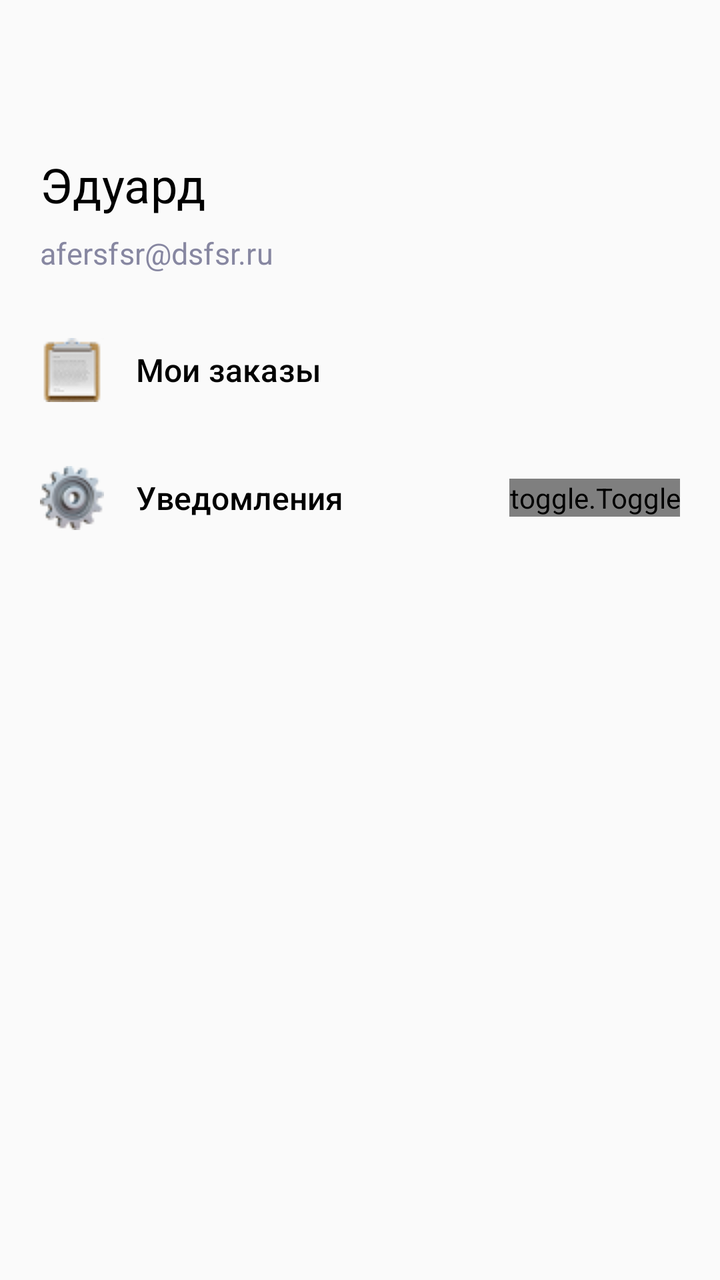
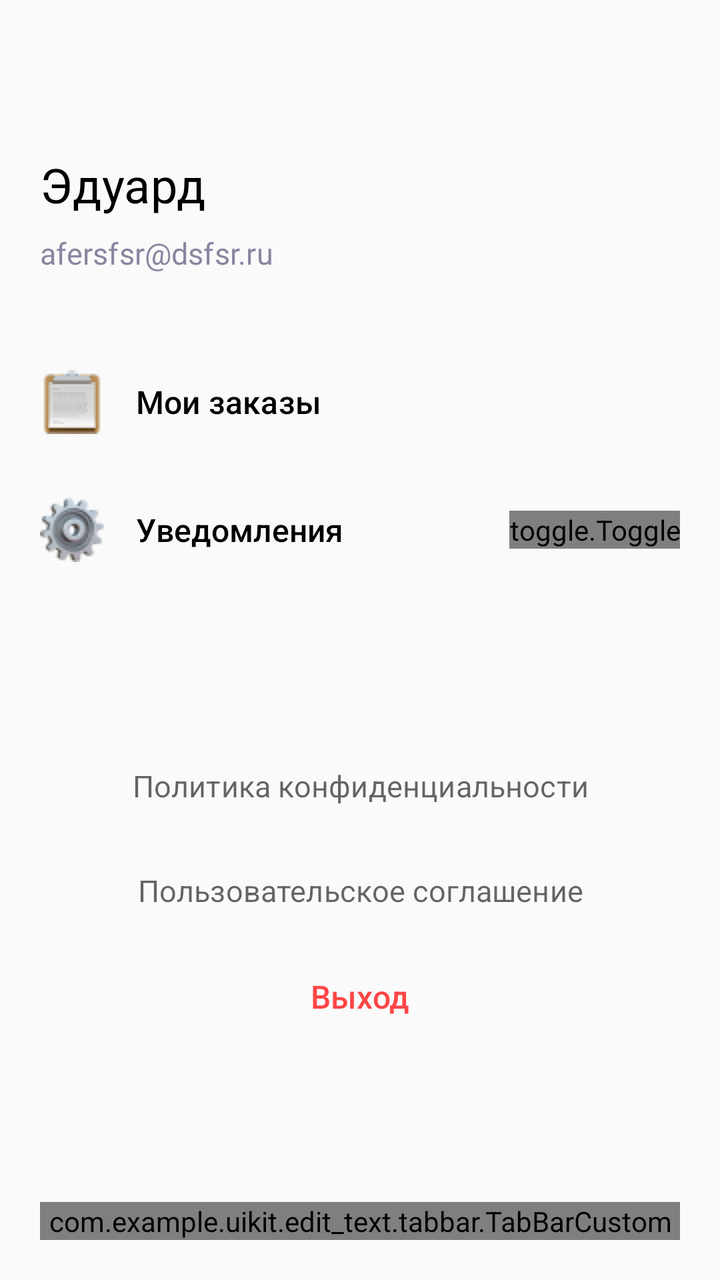

Screens rendered from an Android XML layout before and after an edit, with the pre-edit source and the edit as a unified diff.
<!-- AndroidManifest.xml: application theme Theme.Podgotowka -->
<!-- res/layout/profile.xml -->
<?xml version="1.0" encoding="utf-8"?>
<androidx.constraintlayout.widget.ConstraintLayout xmlns:android="http://schemas.android.com/apk/res/android"
    xmlns:app="http://schemas.android.com/apk/res-auto"
    xmlns:tools="http://schemas.android.com/tools"
    android:layout_width="match_parent"
    android:layout_height="match_parent"
    android:paddingLeft="20dp"
    android:paddingRight="20dp">

    <LinearLayout
        android:id="@+id/linearLayout1"
        android:layout_width="match_parent"
        android:layout_height="61dp"
        android:layout_marginTop="76dp"
        android:orientation="vertical"
        app:layout_constraintTop_toTopOf="parent"
        tools:ignore="MissingConstraints"
        tools:layout_editor_absoluteX="20dp">

        <TextView
            android:id="@+id/textViewName"
            style="@style/Typography.Matule.Title1.Black"
            android:layout_width="wrap_content"
            android:layout_height="wrap_content"
            android:layout_marginBottom="8dp"
            android:text="Эдуард"
            android:textColor="@color/black" />

        <TextView
            android:id="@+id/TextViewEmail"
            style="@style/Typography.Matule.Caption.Regular"
            android:layout_width="wrap_content"
            android:layout_height="wrap_content"
            android:text="afersfsr@dsfsr.ru"
            android:textColor="@color/diskripchn" />
    </LinearLayout>
    <LinearLayout
        android:id="@+id/linearLayout2"
        android:layout_width="match_parent"
        android:layout_height="wrap_content"
        android:orientation="vertical"
        app:layout_constraintTop_toBottomOf="@id/linearLayout1"
        tools:ignore="MissingConstraints"
        android:layout_marginTop="16dp">
        <LinearLayout
            android:layout_width="match_parent"
            android:layout_height="wrap_content"
            android:orientation="horizontal"
            android:layout_gravity="center"
            android:paddingTop="16dp"
            android:paddingBottom="16dp">

            <ImageView
                android:layout_width="32dp"
                android:layout_height="32dp"
                android:src="@drawable/order"
                android:layout_marginRight="16dp"/>

            <TextView
                android:layout_gravity="center"
                android:layout_width="match_parent"
                android:layout_height="wrap_content"
                android:textColor="@color/black"
                android:text="Мои заказы"
                style="@style/Typography.Matule.Title3.Semibold"/>
        </LinearLayout>

        <LinearLayout
            android:layout_width="match_parent"
            android:layout_height="wrap_content"
            android:orientation="horizontal"
            android:layout_gravity="center"
            android:paddingTop="16dp"
            android:paddingBottom="16dp">

            <ImageView
                android:layout_width="32dp"
                android:layout_height="32dp"
                android:src="@drawable/settings"
                android:layout_marginRight="16dp"/>

            <TextView
                android:layout_width="0dp"
                android:layout_height="wrap_content"
                android:layout_weight="1"
                android:layout_gravity="center_vertical"
                android:textColor="@color/black"
                android:text="Уведомления"
                style="@style/Typography.Matule.Title3.Semibold"/>

            <toggle.Toggle
                android:id="@+id/toggle"
                android:layout_width="wrap_content"
                android:layout_height="wrap_content"
                android:layout_marginLeft="16dp"
                android:layout_gravity="center_vertical"/>
        </LinearLayout>


        </LinearLayout>







</androidx.constraintlayout.widget.ConstraintLayout>
<!-- resources referenced by this layout -->
<resources>
  <color name="black">#FF000000</color>
  <color name="diskripchn">#8787a1</color>
  <!-- drawable order: png bitmap (drawable, 1775 bytes) -->
  <!-- drawable settings: png bitmap (drawable, 2629 bytes) -->
  <style name="Typography.Matule.Caption.Regular" parent="TextAppearance.Material3.BodySmall">
          <item name="fontFamily">@font/roboto_regular</item>
          <item name="android:textSize">15sp</item>
          <item name="lineHeight">20dp</item>
          <item name="android:letterSpacing">0.0038</item>
      </style>
  <style name="Typography.Matule.Title1.Black" parent="TextAppearance.Material3.TitleLarge">
          <item name="fontFamily">@font/roboto_black</item>
          <item name="android:textFontWeight">400</item>
          <item name="android:textSize">24sp</item>
          <item name="lineHeight">28dp</item>
          <item name="android:letterSpacing">0.0033</item>
      </style>
  <style name="Typography.Matule.Title3.Semibold" parent="TextAppearance.Material3.TitleSmall">
          <item name="fontFamily">@font/roboto_medium</item>
          <item name="android:textSize">16sp</item>
          <item name="lineHeight">24dp</item>
          <item name="android:letterSpacing">0.0038</item>
      </style>
  <style name="Theme.Podgotowka" parent="Theme.AppCompat.DayNight.NoActionBar" />
</resources>

<!-- the commit's change to res/layout/profile.xml (unified diff, before → after) -->
@@ -41,28 +41,29 @@
         android:orientation="vertical"
         app:layout_constraintTop_toBottomOf="@id/linearLayout1"
         tools:ignore="MissingConstraints"
-        android:layout_marginTop="16dp">
+        android:layout_marginTop="32dp">
+
         <LinearLayout
             android:layout_width="match_parent"
             android:layout_height="wrap_content"
+            android:layout_gravity="center"
             android:orientation="horizontal"
-            android:layout_gravity="center"
             android:paddingTop="16dp"
             android:paddingBottom="16dp">
 
             <ImageView
                 android:layout_width="32dp"
                 android:layout_height="32dp"
-                android:src="@drawable/order"
-                android:layout_marginRight="16dp"/>
+                android:layout_marginRight="16dp"
+                android:src="@drawable/order" />
 
             <TextView
-                android:layout_gravity="center"
+                style="@style/Typography.Matule.Title3.Semibold"
                 android:layout_width="match_parent"
                 android:layout_height="wrap_content"
-                android:textColor="@color/black"
+                android:layout_gravity="center"
                 android:text="Мои заказы"
-                style="@style/Typography.Matule.Title3.Semibold"/>
+                android:textColor="@color/black" />
         </LinearLayout>
 
         <LinearLayout
@@ -92,17 +93,65 @@
                 android:id="@+id/toggle"
                 android:layout_width="wrap_content"
                 android:layout_height="wrap_content"
-                android:layout_marginLeft="16dp"
-                android:layout_gravity="center_vertical"/>
+                android:layout_gravity="center_vertical"
+                android:layout_marginStart="16dp"/>
         </LinearLayout>
 
 
         </LinearLayout>
+    <LinearLayout
+        android:id="@+id/linearLayout3"
+        android:layout_width="match_parent"
+        android:layout_height="wrap_content"
+        android:orientation="vertical"
+
+        tools:ignore="MissingConstraints">
+
+    </LinearLayout>
 
 
+    <TextView
+        android:id="@+id/textView5"
+        style="@style/Typography.Matule.Caption.Regular"
+        android:layout_width="match_parent"
+        android:layout_height="wrap_content"
+        android:layout_marginBottom="32dp"
+        android:gravity="center"
+        android:text="Политика конфиденциальности"
+        app:layout_constraintBottom_toTopOf="@+id/textView6"
+        tools:layout_editor_absoluteX="24dp" />
 
+    <TextView
+        android:id="@+id/textView6"
+        style="@style/Typography.Matule.Caption.Regular"
+        android:layout_width="match_parent"
+        android:layout_height="wrap_content"
+        android:layout_marginBottom="32dp"
+        android:gravity="center"
+        android:text="Пользовательское соглашение"
+        app:layout_constraintBottom_toTopOf="@+id/textView7"
+        tools:layout_editor_absoluteX="24dp" />
 
+    <TextView
+        android:id="@+id/textView7"
+        style="@style/Typography.Matule.Title3.Medium"
+        android:layout_width="match_parent"
+        android:layout_height="wrap_content"
+        android:layout_marginBottom="92dp"
+        android:gravity="center"
+        android:onClick="onUnAuhtorization"
+        android:text="Выход"
+        android:textColor="@color/error"
+        app:layout_constraintBottom_toTopOf="@+id/tabBar"
+        tools:layout_editor_absoluteX="24dp" />
 
+    <com.example.uikit.edit_text.tabbar.TabBarCustom
+        android:id="@+id/tabBar"
+        android:layout_width="match_parent"
+        android:layout_height="wrap_content"
+        android:layout_marginBottom="20dp"
 
-
+        app:layout_constraintBottom_toBottomOf="parent"
+        app:layout_constraintStart_toStartOf="parent"
+        app:layout_constraintEnd_toEndOf="parent"/>
 </androidx.constraintlayout.widget.ConstraintLayout>
<!-- resource entries referenced after the edit -->
@@ -2,6 +2,7 @@
 <resources>
   <color name="black">#FF000000</color>
   <color name="diskripchn">#8787a1</color>
+  <color name="error">#ff4646</color>
   <!-- drawable order: png bitmap (drawable, 1775 bytes) -->
   <!-- drawable settings: png bitmap (drawable, 2629 bytes) -->
   <style name="Typography.Matule.Caption.Regular" parent="TextAppearance.Material3.BodySmall">
@@ -17,6 +18,12 @@
           <item name="lineHeight">28dp</item>
           <item name="android:letterSpacing">0.0033</item>
       </style>
+  <style name="Typography.Matule.Title3.Medium" parent="TextAppearance.Material3.TitleSmall">
+          <item name="fontFamily">@font/roboto_medium</item>
+          <item name="android:textSize">16sp</item>
+          <item name="lineHeight">24dp</item>
+          <item name="android:letterSpacing">0.0038</item>
+      </style>
   <style name="Typography.Matule.Title3.Semibold" parent="TextAppearance.Material3.TitleSmall">
           <item name="fontFamily">@font/roboto_medium</item>
           <item name="android:textSize">16sp</item>
